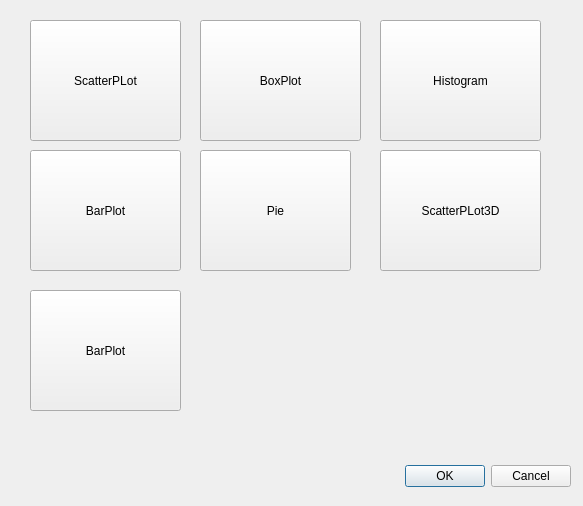
Before: the Qt Designer form ui/data_plot_dialog_base.ui in lucacasagrande/DataPlot, drawn with Qt 5.
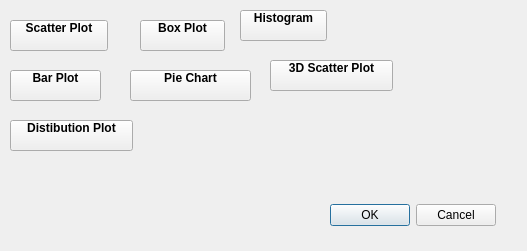
After: the same form once the commit is applied. Icons and pictures are not drawn.

Commit message: some attempt to style the main menu, no results

```diff
--- a/ui/data_plot_dialog_base.ui
+++ b/ui/data_plot_dialog_base.ui
@@ -6,8 +6,8 @@
    <rect>
     <x>0</x>
     <y>0</y>
-    <width>583</width>
-    <height>506</height>
+    <width>527</width>
+    <height>251</height>
    </rect>
   </property>
   <property name="windowTitle">
@@ -16,10 +16,10 @@
   <widget class="QDialogButtonBox" name="buttonBox">
    <property name="geometry">
     <rect>
-     <x>230</x>
-     <y>460</y>
-     <width>341</width>
-     <height>32</height>
+     <x>320</x>
+     <y>200</y>
+     <width>176</width>
+     <height>31</height>
     </rect>
    </property>
    <property name="orientation">
@@ -32,37 +32,54 @@
   <widget class="QPushButton" name="scatterButton">
    <property name="geometry">
     <rect>
-     <x>30</x>
+     <x>10</x>
      <y>20</y>
-     <width>151</width>
-     <height>121</height>
+     <width>98</width>
+     <height>31</height>
     </rect>
    </property>
+   <property name="font">
+    <font>
+     <weight>75</weight>
+     <bold>true</bold>
+    </font>
+   </property>
+   <property name="mouseTracking">
+    <bool>false</bool>
+   </property>
+   <property name="styleSheet">
+    <string notr="true">text-align: top;</string>
+   </property>
    <property name="text">
-    <string>ScatterPLot</string>
+    <string>Scatter Plot</string>
    </property>
-   <property name="icon">
-    <iconset>
-     <normalon>:/plugins/DataPlot/icons/scatter.png</normalon>
-    </iconset>
+   <property name="default">
+    <bool>false</bool>
+   </property>
+   <property name="flat">
+    <bool>false</bool>
    </property>
   </widget>
   <widget class="QPushButton" name="boxplotButton">
    <property name="geometry">
     <rect>
-     <x>200</x>
+     <x>140</x>
      <y>20</y>
-     <width>161</width>
-     <height>121</height>
+     <width>85</width>
+     <height>31</height>
     </rect>
    </property>
+   <property name="font">
+    <font>
+     <weight>75</weight>
+     <bold>true</bold>
+    </font>
+   </property>
+   <property name="styleSheet">
+    <string notr="true">text-align: top</string>
+   </property>
    <property name="text">
-    <string>BoxPlot</string>
-   </property>
-   <property name="icon">
-    <iconset>
-     <normalon>:/plugins/DataPlot/icons/boxplot.png</normalon>
-    </iconset>
+    <string>Box Plot</string>
    </property>
    <property name="iconSize">
     <size>
@@ -74,36 +91,56 @@
   <widget class="QPushButton" name="barplotButton">
    <property name="geometry">
     <rect>
-     <x>30</x>
-     <y>150</y>
-     <width>151</width>
-     <height>121</height>
+     <x>10</x>
+     <y>70</y>
+     <width>91</width>
+     <height>31</height>
     </rect>
    </property>
+   <property name="sizePolicy">
+    <sizepolicy hsizetype="Fixed" vsizetype="Fixed">
+     <horstretch>0</horstretch>
+     <verstretch>0</verstretch>
+    </sizepolicy>
+   </property>
+   <property name="font">
+    <font>
+     <weight>75</weight>
+     <bold>true</bold>
+    </font>
+   </property>
+   <property name="styleSheet">
+    <string notr="true">text-align: top;</string>
+   </property>
    <property name="text">
-    <string>BarPlot</string>
-   </property>
-   <property name="icon">
-    <iconset>
-     <normalon>:/plugins/DataPlot/icons/bar.png</normalon>
-    </iconset>
+    <string>Bar Plot</string>
    </property>
    <property name="iconSize">
     <size>
-     <width>128</width>
-     <height>128</height>
+     <width>80</width>
+     <height>100</height>
     </size>
    </property>
   </widget>
   <widget class="QPushButton" name="histogramplotButton">
    <property name="geometry">
     <rect>
-     <x>380</x>
-     <y>20</y>
-     <width>161</width>
-     <height>121</height>
+     <x>240</x>
+     <y>10</y>
+     <width>87</width>
+     <height>31</height>
     </rect>
    </property>
+   <property name="font">
+    <font>
+     <weight>75</weight>
+     <bold>true</bold>
+     <strikeout>false</strikeout>
+    </font>
+   </property>
+   <property name="styleSheet">
+    <string notr="true">text-align: top</string>
+   </property>
    <property name="text">
     <string>Histogram</string>
    </property>
@@ -122,19 +159,23 @@
   <widget class="QPushButton" name="pieplotButton">
    <property name="geometry">
     <rect>
-     <x>200</x>
-     <y>150</y>
-     <width>151</width>
-     <height>121</height>
+     <x>130</x>
+     <y>70</y>
+     <width>121</width>
+     <height>31</height>
     </rect>
    </property>
+   <property name="font">
+    <font>
+     <weight>75</weight>
+     <bold>true</bold>
+    </font>
+   </property>
+   <property name="styleSheet">
+    <string notr="true">text-align: top</string>
+   </property>
    <property name="text">
-    <string>Pie</string>
-   </property>
-   <property name="icon">
-    <iconset>
-     <normalon>:/plugins/DataPlot/icons/pie.png</normalon>
-    </iconset>
+    <string>Pie Chart</string>
    </property>
    <property name="iconSize">
     <size>
@@ -146,37 +187,45 @@
   <widget class="QPushButton" name="scatter3DButton">
    <property name="geometry">
     <rect>
-     <x>380</x>
-     <y>150</y>
-     <width>161</width>
-     <height>121</height>
+     <x>270</x>
+     <y>60</y>
+     <width>123</width>
+     <height>31</height>
     </rect>
    </property>
+   <property name="font">
+    <font>
+     <weight>75</weight>
+     <bold>true</bold>
+    </font>
+   </property>
+   <property name="styleSheet">
+    <string notr="true">text-align: top</string>
+   </property>
    <property name="text">
-    <string>ScatterPLot3D</string>
-   </property>
-   <property name="icon">
-    <iconset>
-     <normalon>:/plugins/DataPlot/icons/scatter.png</normalon>
-    </iconset>
+    <string>3D Scatter Plot</string>
    </property>
   </widget>
   <widget class="QPushButton" name="distplotButton">
    <property name="geometry">
     <rect>
-     <x>30</x>
-     <y>290</y>
-     <width>151</width>
-     <height>121</height>
+     <x>10</x>
+     <y>120</y>
+     <width>123</width>
+     <height>31</height>
     </rect>
    </property>
+   <property name="font">
+    <font>
+     <weight>75</weight>
+     <bold>true</bold>
+    </font>
+   </property>
+   <property name="styleSheet">
+    <string notr="true">text-align: top</string>
+   </property>
    <property name="text">
-    <string>BarPlot</string>
-   </property>
-   <property name="icon">
-    <iconset>
-     <normalon>:/plugins/DataPlot/icons/bar.png</normalon>
-    </iconset>
+    <string>Distibution Plot</string>
    </property>
    <property name="iconSize">
     <size>
```
Left out of the diff: 5 changed lines with no effect on the pictures. The commit also changes 9 other files.
